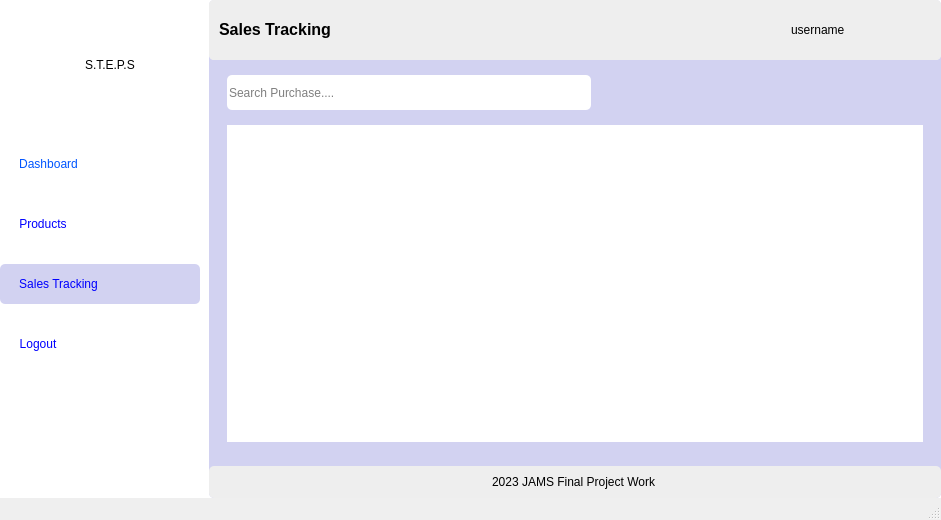
Code-ed381/Sales-App, file UIs/store_purchase.ui: the form before one commit.
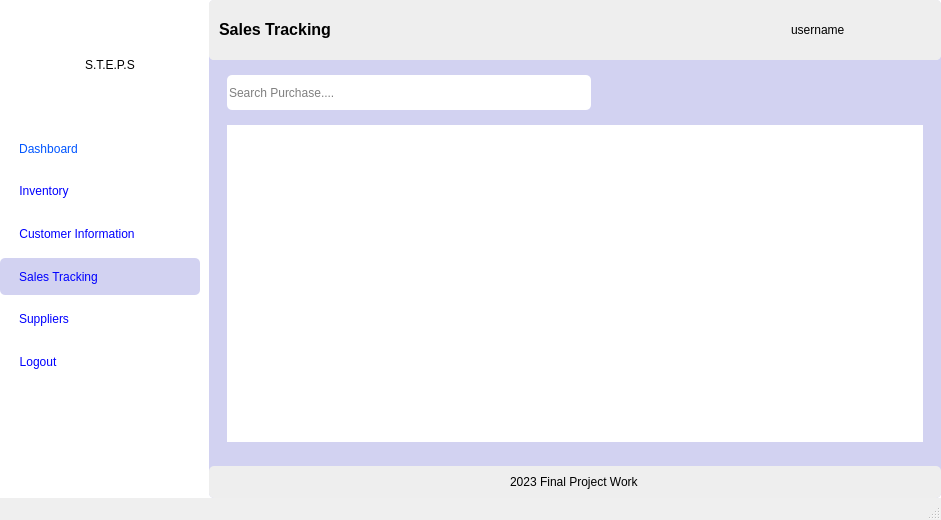
The form after the commit. Icons and pictures are not drawn.

What changed in the file:
```diff
--- a/UIs/store_purchase.ui
+++ b/UIs/store_purchase.ui
@@ -272,7 +272,7 @@
 color: rgb(0, 0, 255);</string>
                   </property>
                   <property name="text">
-                   <string>Products</string>
+                   <string>Inventory</string>
                   </property>
                   <property name="icon">
                    <iconset>
@@ -283,6 +283,45 @@
                </layout>
               </widget>
              </item>
+             <item>
+              <widget class="QWidget" name="widget_14" native="true">
+               <layout class="QVBoxLayout" name="verticalLayout_8">
+                <property name="leftMargin">
+                 <number>19</number>
+                </property>
+                <property name="topMargin">
+                 <number>0</number>
+                </property>
+                <property name="rightMargin">
+                 <number>0</number>
+                </property>
+                <property name="bottomMargin">
+                 <number>0</number>
+                </property>
+                <item alignment="Qt::AlignLeft">
+                 <widget class="QPushButton" name="customers">
+                  <property name="sizePolicy">
+                   <sizepolicy hsizetype="Expanding" vsizetype="Expanding">
+                    <horstretch>0</horstretch>
+                    <verstretch>0</verstretch>
+                   </sizepolicy>
+                  </property>
+                  <property name="styleSheet">
+                   <string notr="true">font: 75 10pt &quot;MS Shell Dlg 2&quot;;
+color: rgb(0, 0, 255);</string>
+                  </property>
+                  <property name="text">
+                   <string>Customer Information</string>
+                  </property>
+                  <property name="icon">
+                   <iconset>
+                    <normaloff>../icons/followers-friends-icon.png</normaloff>../icons/followers-friends-icon.png</iconset>
+                  </property>
+                 </widget>
+                </item>
+               </layout>
+              </widget>
+             </item>
              <item>
               <widget class="QWidget" name="widget_21" native="true">
                <property name="maximumSize">
@@ -331,6 +370,45 @@
                </layout>
               </widget>
              </item>
+             <item>
+              <widget class="QWidget" name="widget_15" native="true">
+               <layout class="QVBoxLayout" name="verticalLayout_12">
+                <property name="leftMargin">
+                 <number>19</number>
+                </property>
+                <property name="topMargin">
+                 <number>0</number>
+                </property>
+                <property name="rightMargin">
+                 <number>0</number>
+                </property>
+                <property name="bottomMargin">
+                 <number>0</number>
+                </property>
+                <item alignment="Qt::AlignLeft">
+                 <widget class="QPushButton" name="suppliers">
+                  <property name="sizePolicy">
+                   <sizepolicy hsizetype="Expanding" vsizetype="Expanding">
+                    <horstretch>0</horstretch>
+                    <verstretch>0</verstretch>
+                   </sizepolicy>
+                  </property>
+                  <property name="styleSheet">
+                   <string notr="true">font: 75 10pt &quot;MS Shell Dlg 2&quot;;
+color: rgb(0, 0, 255);</string>
+                  </property>
+                  <property name="text">
+                   <string>Suppliers</string>
+                  </property>
+                  <property name="icon">
+                   <iconset>
+                    <normaloff>../icons/hotel-supplier.png</normaloff>../icons/hotel-supplier.png</iconset>
+                  </property>
+                 </widget>
+                </item>
+               </layout>
+              </widget>
+             </item>
              <item>
               <widget class="QWidget" name="widget_23" native="true">
                <property name="maximumSize">
@@ -709,7 +787,7 @@
           <item alignment="Qt::AlignHCenter">
            <widget class="QLabel" name="label_8">
             <property name="text">
-             <string>2023 JAMS Final Project Work</string>
+             <string>2023 Final Project Work</string>
             </property>
            </widget>
           </item>
```
Left out of the diff: 2 changed lines with no effect on the pictures.
